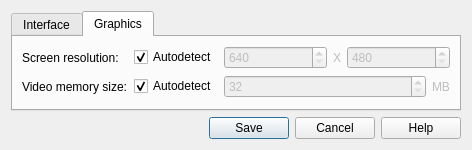
The window that src/settingsdialog.ui (LLIAKAJL/WineWizard) describes before a commit, drawn with Qt 5.
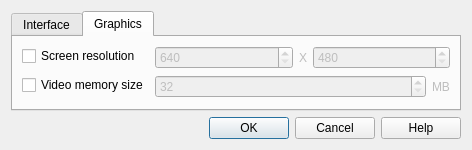
The same window after the commit. The open tabs and pages were chosen to show the change. Icons and pictures are not drawn.

What changed in the file:
```diff
--- a/src/settingsdialog.ui
+++ b/src/settingsdialog.ui
@@ -6,8 +6,8 @@
    <rect>
     <x>0</x>
     <y>0</y>
-    <width>474</width>
-    <height>152</height>
+    <width>464</width>
+    <height>145</height>
    </rect>
   </property>
   <property name="windowTitle">
@@ -26,7 +26,7 @@
       <attribute name="title">
        <string>Interface</string>
       </attribute>
-      <layout class="QVBoxLayout" name="verticalLayout_2">
+      <layout class="QHBoxLayout" name="horizontalLayout">
        <item>
         <layout class="QHBoxLayout" name="horizontalLayout_4">
          <item>
@@ -75,24 +75,17 @@
       </attribute>
       <layout class="QFormLayout" name="formLayout_2">
        <item row="0" column="0">
-        <widget class="QLabel" name="scrSizeLbl">
+        <widget class="QCheckBox" name="screenSizeAuto">
          <property name="text">
-          <string>Screen resolution:</string>
+          <string>Screen resolution</string>
+         </property>
+         <property name="checked">
+          <bool>false</bool>
          </property>
         </widget>
        </item>
        <item row="0" column="1">
-        <layout class="QHBoxLayout" name="horizontalLayout" stretch="0,1,0,1">
-         <item>
-          <widget class="QCheckBox" name="scrSizeAuto">
-           <property name="text">
-            <string>Autodetect</string>
-           </property>
-           <property name="checked">
-            <bool>true</bool>
-           </property>
-          </widget>
-         </item>
+        <layout class="QHBoxLayout" name="screenSizeLayout" stretch="1,0,1">
          <item>
           <widget class="QSpinBox" name="width">
            <property name="enabled">
@@ -107,7 +100,7 @@
           </widget>
          </item>
          <item>
-          <widget class="QLabel" name="xLbl">
+          <widget class="QLabel" name="xLabel">
            <property name="enabled">
             <bool>false</bool>
            </property>
@@ -132,26 +125,19 @@
         </layout>
        </item>
        <item row="1" column="0">
-        <widget class="QLabel" name="label">
+        <widget class="QCheckBox" name="memoryAuto">
          <property name="text">
-          <string>Video memory size:</string>
+          <string>Video memory size</string>
+         </property>
+         <property name="checked">
+          <bool>false</bool>
          </property>
         </widget>
        </item>
        <item row="1" column="1">
-        <layout class="QHBoxLayout" name="horizontalLayout_3" stretch="0,1,0">
+        <layout class="QHBoxLayout" name="memoryLayout" stretch="1,0">
          <item>
-          <widget class="QCheckBox" name="vmAuto">
-           <property name="text">
-            <string>Autodetect</string>
-           </property>
-           <property name="checked">
-            <bool>true</bool>
-           </property>
-          </widget>
-         </item>
-         <item>
-          <widget class="QSpinBox" name="vm">
+          <widget class="QSpinBox" name="memory">
            <property name="enabled">
             <bool>false</bool>
            </property>
@@ -194,7 +180,7 @@
       <enum>Qt::Horizontal</enum>
      </property>
      <property name="standardButtons">
-      <set>QDialogButtonBox::Cancel|QDialogButtonBox::Help|QDialogButtonBox::Save</set>
+      <set>QDialogButtonBox::Cancel|QDialogButtonBox::Help|QDialogButtonBox::Ok</set>
      </property>
     </widget>
    </item>
```
Left out of the diff: 186 changed lines with no effect on the pictures.
